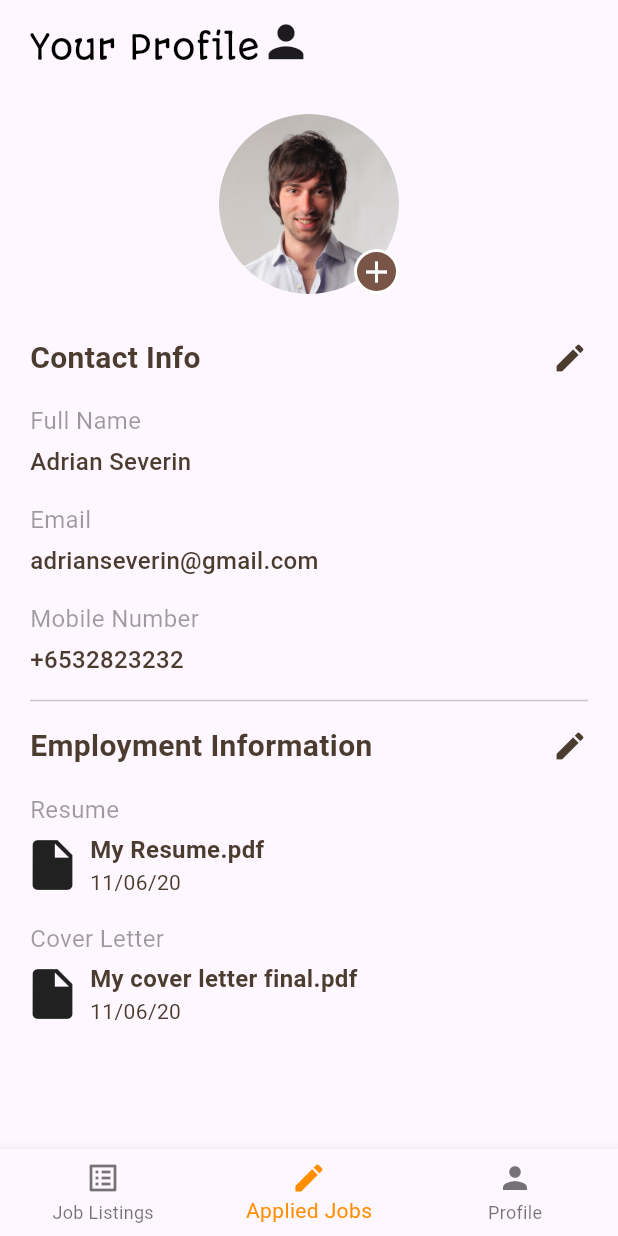
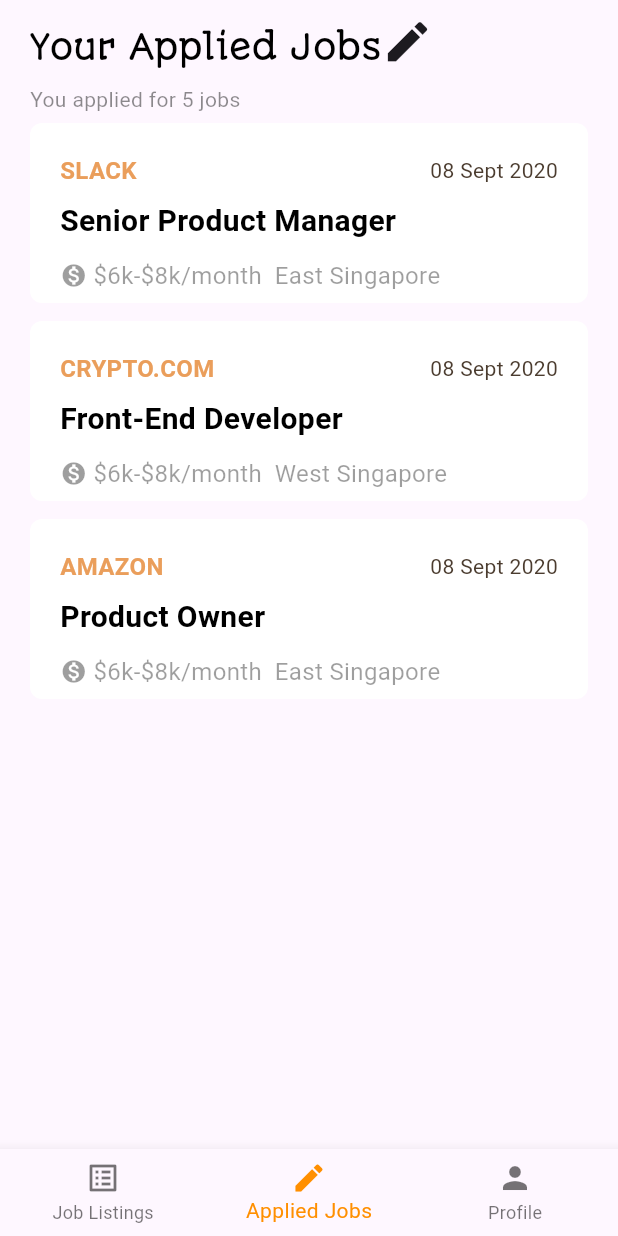
Before and after one commit to fauzipadlaw/job_search_ui, a Flutter app: the Home screen opened directly, item 2 of the bottom bar chosen, on a phone screen of 412 x 824 dp. Run offline on Flutter 3.47's test engine with Material 3 defaults, Android fonts, the phone set to English and light mode, and no system bars.

Commit message:
add: applied jobs page

```diff
--- /dev/null
+++ b/lib/components/navbar_contents/applied_jobs.dart
@@ -0,0 +1,55 @@
+import 'package:flutter/material.dart';
+import 'package:job_search_ui/components/navbar_contents/applied_jobs_list.dart';
+import 'package:job_search_ui/utils/json.dart';
+
+class AppliedJobs extends StatelessWidget {
+  const AppliedJobs({super.key});
+
+  @override
+  Widget build(BuildContext context) {
+    return Scaffold(
+      appBar: AppBar(
+        titleSpacing: 0,
+        automaticallyImplyLeading: false,
+        centerTitle: false,
+        title: const Padding(
+          padding: EdgeInsets.symmetric(
+            horizontal: 20,
+          ),
+          child: Row(
+            crossAxisAlignment: CrossAxisAlignment.end,
+            children: [
+              Text(
+                'Your Applied Jobs',
+                style: TextStyle(
+                  color: Colors.black,
+                  fontFamily: 'Autour One',
+                  fontSize: 22,
+                ),
+              ),
+              Icon(
+                Icons.edit,
+                size: 35,
+              )
+            ],
+          ),
+        ),
+      ),
+      body: Column(
+        crossAxisAlignment: CrossAxisAlignment.start,
+        children: [
+          Padding(
+            padding: const EdgeInsets.symmetric(horizontal: 20),
+            child: Text(
+              "You applied for ${jobsList.length} jobs",
+              style: const TextStyle(
+                color: Colors.black45,
+              ),
+            ),
+          ),
+          const Expanded(child: AppliedJobsList())
+        ],
+      ),
+    );
+  }
+}
--- /dev/null
+++ b/lib/components/navbar_contents/applied_jobs_list.dart
@@ -0,0 +1,16 @@
+import 'package:flutter/material.dart';
+import 'package:job_search_ui/components/navbar_contents/card/job_card.dart';
+import 'package:job_search_ui/utils/json.dart';
+
+class AppliedJobsList extends StatelessWidget {
+  const AppliedJobsList({super.key});
+
+  @override
+  Widget build(BuildContext context) {
+    return SingleChildScrollView(
+      child: Column(
+        children: List.generate(3, (index) => JobCard(job: jobsList[index], applied: true)),
+      ),
+    );
+  }
+}
--- a/lib/components/navbar_contents/card/job_card.dart
+++ b/lib/components/navbar_contents/card/job_card.dart
@@ -4,10 +4,15 @@ import 'package:job_search_ui/views/home.dart';
 
 class JobCard extends StatelessWidget {
   final Map<String, dynamic> job;
-  const JobCard({super.key, required this.job});
+  final bool applied;
+  const JobCard({
+    super.key,
+    required this.job,
+    this.applied = false,
+  });
 
   _openApplyDialog(BuildContext context) {
-    {
+    if (applied) return;
     showModalBottomSheet<void>(
       context: context,
       enableDrag: true,
@@ -122,8 +127,8 @@ class JobCard extends StatelessWidget {
                 child: Container(
                   width: MediaQuery.of(context).size.width,
                   height: 90,
-                    padding: const EdgeInsets.symmetric(
-                        horizontal: 20, vertical: 20),
+                  padding:
+                      const EdgeInsets.symmetric(horizontal: 20, vertical: 20),
                   decoration: BoxDecoration(
                     gradient: LinearGradient(
                       begin: Alignment.topCenter,
@@ -173,7 +178,6 @@ class JobCard extends StatelessWidget {
         );
       },
     );
-    }
   }
 
   @override
--- a/lib/components/navbar_contents/profile.dart
+++ b/lib/components/navbar_contents/profile.dart
@@ -1,6 +1,6 @@
 import 'package:flutter/material.dart';
 import 'package:job_search_ui/components/photo_profile.dart';
-import 'package:job_search_ui/components/profiel_field_row.dart';
+import 'package:job_search_ui/components/profile_field_row.dart';
 import 'package:job_search_ui/components/profile_section_title.dart';
 
 class Profile extends StatelessWidget {
--- a/lib/views/home.dart
+++ b/lib/views/home.dart
@@ -1,4 +1,5 @@
 import 'package:flutter/material.dart';
+import 'package:job_search_ui/components/navbar_contents/applied_jobs.dart';
 import 'package:job_search_ui/components/navbar_contents/job_listings.dart';
 import 'package:job_search_ui/components/navbar_contents/profile.dart';
 
@@ -12,7 +13,7 @@ class _HomeState extends State<Home> {
   int _selectedIndex = 0;
   static final List<Widget> _widgetOptions = <Widget>[
     const JobListings(),
-    const Profile(),
+    const AppliedJobs(),
     const Profile()
   ];
 
```
Also changed, not shown: lib/components/profile_field_row.dart (renamed from lib/components/profiel_field_row.dart). Lines whose indentation alone changed are shown as unchanged.
